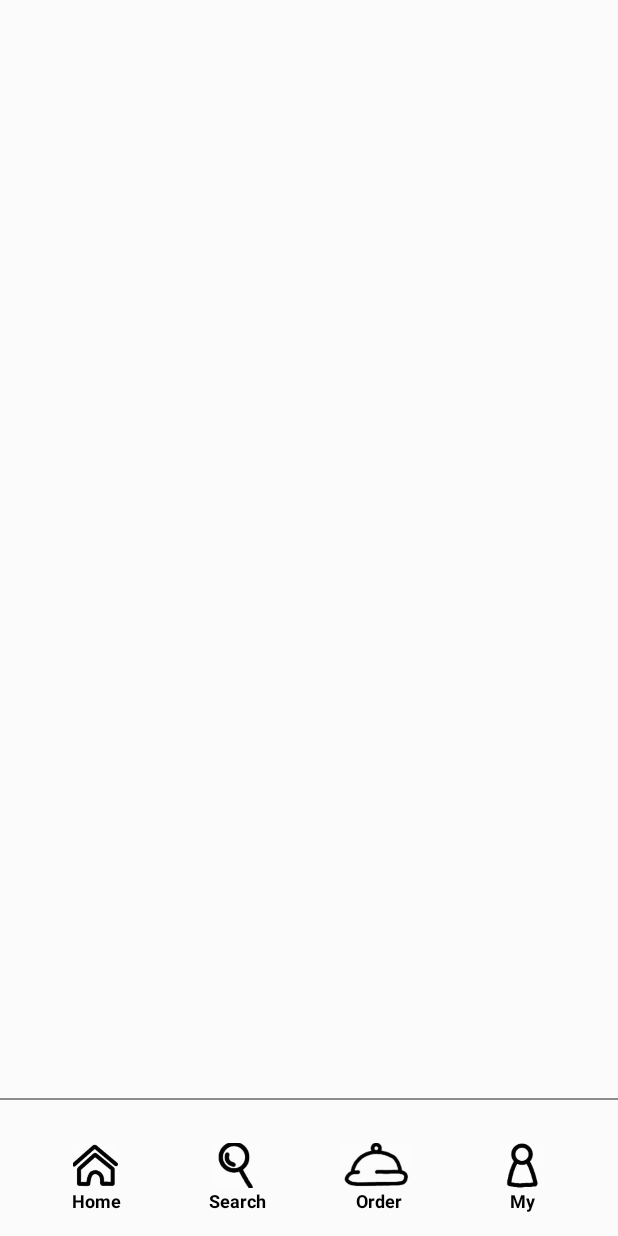
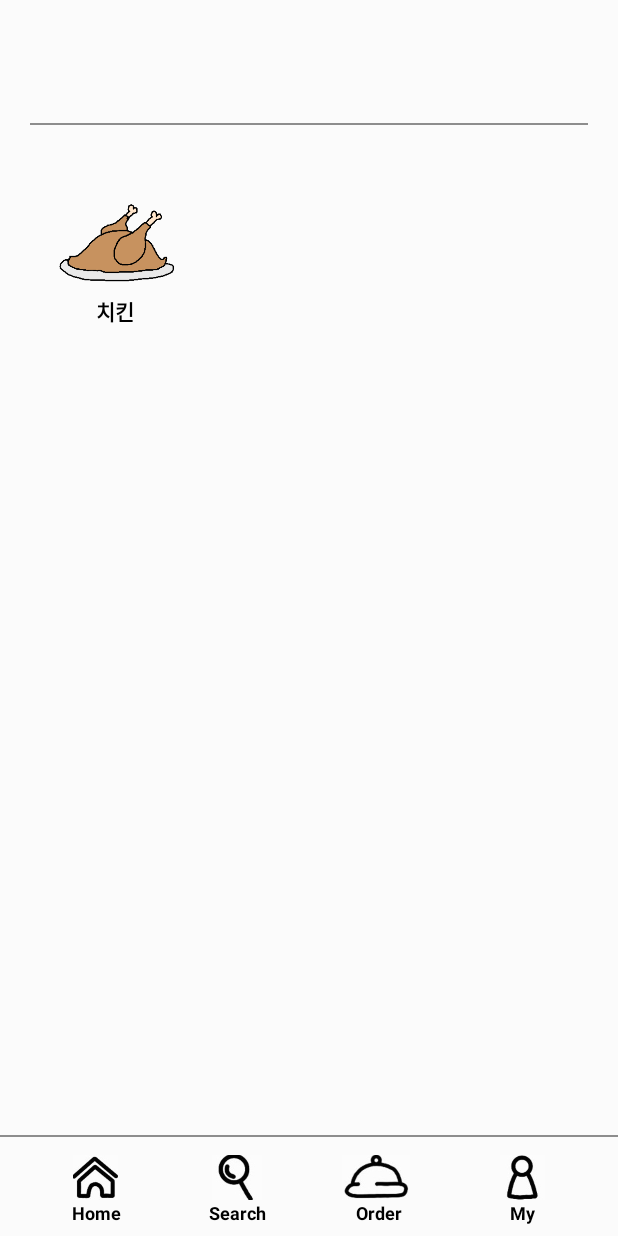
Before and after one commit to LeeJJ07/GSGS_Project, an Android app: the screen it shows after launch (user_home), on a phone screen of 412 x 824 dp. Run offline under Robolectric (Android 15) with nearby library versions, the phone set to English and light mode, and no system bars.

Commit message:
user_home

```diff
--- a/project_gsgs/fiirst_screen/app/src/main/res/layout/user_home.xml
+++ b/project_gsgs/fiirst_screen/app/src/main/res/layout/user_home.xml
@@ -7,6 +7,19 @@
     android:background="#FBFBFB"
     tools:layout_editor_absoluteX="1dp"
     tools:layout_editor_absoluteY="-8dp">
+
+    <View
+        android:id="@+id/divider3"
+        android:layout_width="match_parent"
+        android:layout_height="1dp"
+        android:layout_marginStart="20dp"
+        android:layout_marginEnd="20dp"
+        android:background="#70000000"
+        app:layout_constraintBottom_toBottomOf="parent"
+        app:layout_constraintEnd_toEndOf="parent"
+        app:layout_constraintStart_toStartOf="parent"
+        app:layout_constraintTop_toTopOf="parent"
+        app:layout_constraintVertical_bias="0.100000024" />
 
     <TextView
         android:id="@+id/textView7"
@@ -22,11 +35,11 @@
         app:layout_constraintEnd_toEndOf="parent"
         app:layout_constraintHorizontal_bias="0.6"
         app:layout_constraintStart_toStartOf="parent"
-        app:layout_constraintTop_toBottomOf="@+id/imageButton7"
+        app:layout_constraintTop_toBottomOf="@+id/order"
         app:layout_constraintVertical_bias="0.0" />
 
     <ImageButton
-        android:id="@+id/imageButton5"
+        android:id="@+id/home"
         android:layout_width="30dp"
         android:layout_height="30dp"
         android:layout_marginEnd="140dp"
@@ -37,11 +50,11 @@
         app:layout_constraintHorizontal_bias="0.2"
         app:layout_constraintStart_toStartOf="parent"
         app:layout_constraintTop_toTopOf="parent"
-        app:layout_constraintVertical_bias="0.96"
+        app:layout_constraintVertical_bias="0.97"
         app:srcCompat="@drawable/user_home" />
 
     <ImageButton
-        android:id="@+id/imageButton8"
+        android:id="@+id/my"
         android:layout_width="30dp"
         android:layout_height="30dp"
         android:layout_marginStart="140dp"
@@ -52,11 +65,11 @@
         app:layout_constraintHorizontal_bias="0.8"
         app:layout_constraintStart_toStartOf="parent"
         app:layout_constraintTop_toTopOf="parent"
-        app:layout_constraintVertical_bias="0.96"
+        app:layout_constraintVertical_bias="0.97"
         app:srcCompat="@drawable/user_mypage" />
 
     <ImageButton
-        android:id="@+id/imageButton6"
+        android:id="@+id/search"
         android:layout_width="33dp"
         android:layout_height="30dp"
         android:layout_marginEnd="25dp"
@@ -67,11 +80,11 @@
         app:layout_constraintHorizontal_bias="0.4"
         app:layout_constraintStart_toStartOf="parent"
         app:layout_constraintTop_toTopOf="parent"
-        app:layout_constraintVertical_bias="0.96"
+        app:layout_constraintVertical_bias="0.97"
         app:srcCompat="@drawable/user_search" />
 
     <ImageButton
-        android:id="@+id/imageButton7"
+        android:id="@+id/order"
         android:layout_width="45dp"
         android:layout_height="30dp"
         android:layout_marginStart="20dp"
@@ -82,7 +95,7 @@
         app:layout_constraintHorizontal_bias="0.6"
         app:layout_constraintStart_toStartOf="parent"
         app:layout_constraintTop_toTopOf="parent"
-        app:layout_constraintVertical_bias="0.96"
+        app:layout_constraintVertical_bias="0.97"
         app:srcCompat="@drawable/user_alarm" />
 
     <TextView
@@ -99,7 +112,7 @@
         app:layout_constraintEnd_toEndOf="parent"
         app:layout_constraintHorizontal_bias="0.2"
         app:layout_constraintStart_toStartOf="parent"
-        app:layout_constraintTop_toBottomOf="@+id/imageButton5"
+        app:layout_constraintTop_toBottomOf="@+id/home"
         app:layout_constraintVertical_bias="0.0" />
 
     <TextView
@@ -116,7 +129,7 @@
         app:layout_constraintEnd_toEndOf="parent"
         app:layout_constraintHorizontal_bias="0.4"
         app:layout_constraintStart_toStartOf="parent"
-        app:layout_constraintTop_toBottomOf="@+id/imageButton6"
+        app:layout_constraintTop_toBottomOf="@+id/search"
         app:layout_constraintVertical_bias="0.0" />
 
     <TextView
@@ -133,12 +146,12 @@
         app:layout_constraintEnd_toEndOf="parent"
         app:layout_constraintHorizontal_bias="0.8"
         app:layout_constraintStart_toStartOf="parent"
-        app:layout_constraintTop_toBottomOf="@+id/imageButton8"
+        app:layout_constraintTop_toBottomOf="@+id/my"
         app:layout_constraintVertical_bias="0.0" />
 
     <View
-        android:id="@+id/divider1"
-        android:layout_width="wrap_content"
+        android:id="@+id/divider2"
+        android:layout_width="match_parent"
         android:layout_height="1dp"
         android:background="#70000000"
         app:layout_constraintBottom_toBottomOf="parent"
@@ -146,7 +159,34 @@
         app:layout_constraintHorizontal_bias="1.0"
         app:layout_constraintStart_toStartOf="parent"
         app:layout_constraintTop_toTopOf="parent"
-        app:layout_constraintVertical_bias="0.89" />
+        app:layout_constraintVertical_bias="0.92" />
+
+    <ImageView
+        android:id="@+id/chicken"
+        android:layout_width="80dp"
+        android:layout_height="67dp"
+        app:layout_constraintBottom_toTopOf="@+id/divider2"
+        app:layout_constraintEnd_toEndOf="parent"
+        app:layout_constraintHorizontal_bias="0.11"
+        app:layout_constraintStart_toStartOf="parent"
+        app:layout_constraintTop_toBottomOf="@+id/divider3"
+        app:layout_constraintVertical_bias="0.076"
+        app:srcCompat="@drawable/chicken" />
+
+    <TextView
+        android:id="@+id/chicken_text"
+        android:layout_width="80dp"
+        android:layout_height="wrap_content"
+        android:gravity="center"
+        android:text="치킨"
+        android:textColor="#000000"
+        android:textStyle="bold"
+        app:layout_constraintBottom_toTopOf="@+id/divider2"
+        app:layout_constraintEnd_toEndOf="parent"
+        app:layout_constraintHorizontal_bias="0.11"
+        app:layout_constraintStart_toStartOf="parent"
+        app:layout_constraintTop_toBottomOf="@+id/chicken"
+        app:layout_constraintVertical_bias="0.0" />
 
 
 </androidx.constraintlayout.widget.ConstraintLayout>
```
Also changed, not shown: project_gsgs/fiirst_screen/app/src/main/res/drawable/chicken.png (added).
